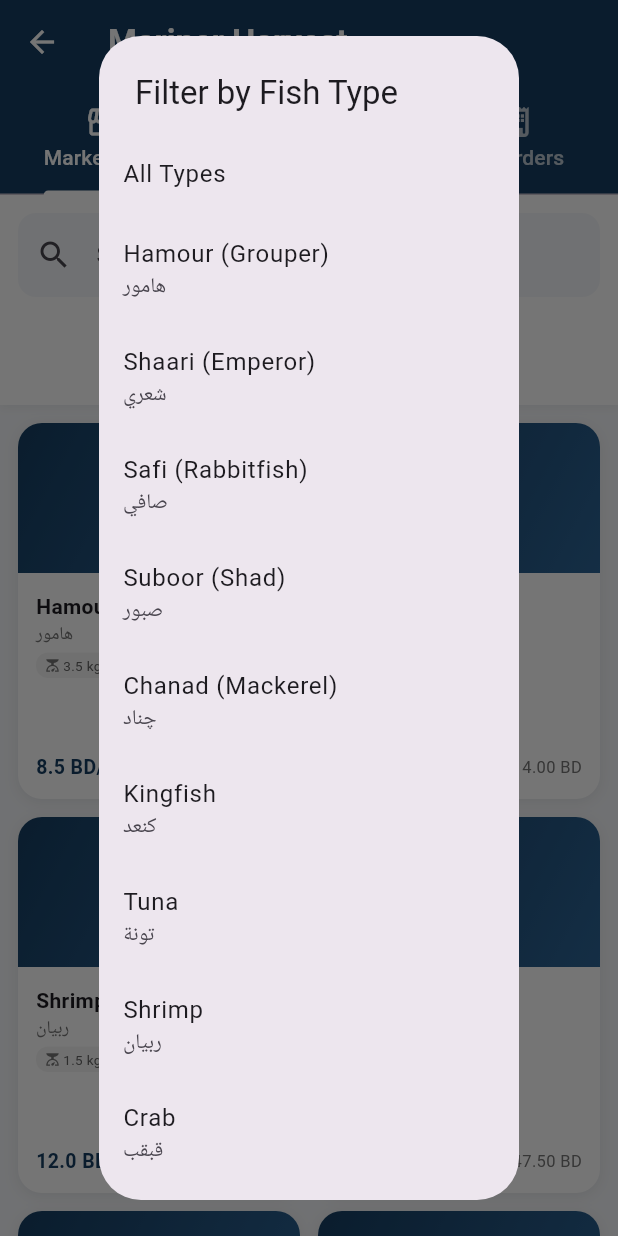
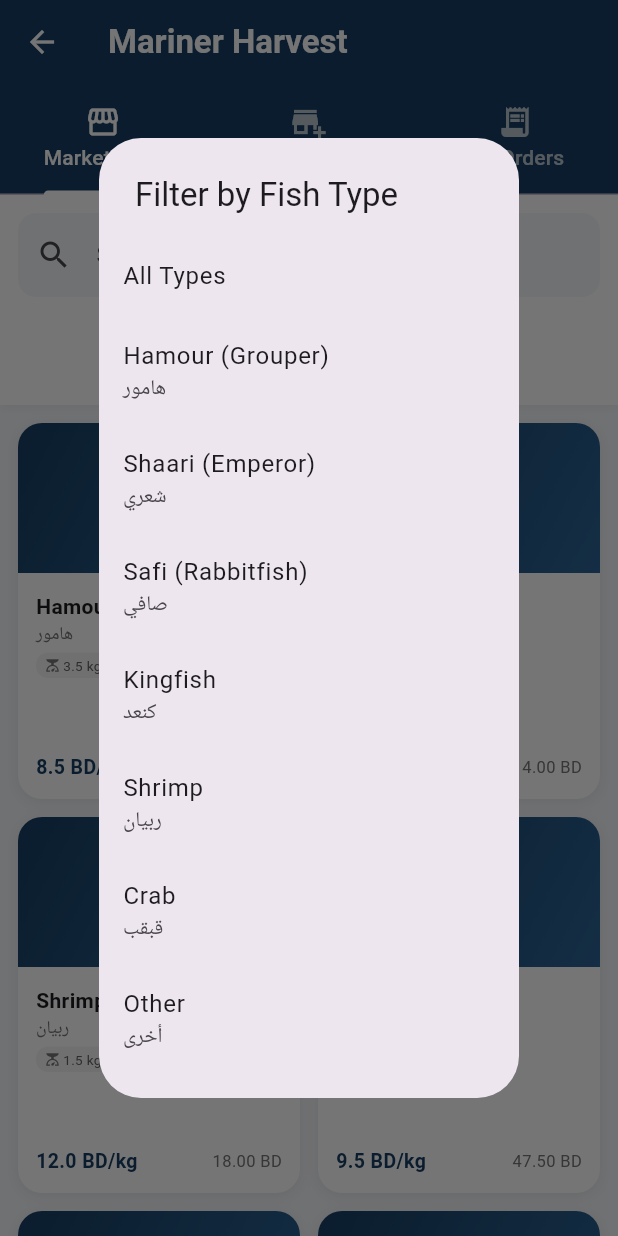
Before and after one commit to Baraah7/AquaNav, a Flutter app: the MarinerHarvestPage screen opened directly, after a tap on "Type", on a phone screen of 412 x 824 dp. Run offline on Flutter 3.47's test engine with Material 3 defaults, Android fonts, the phone set to English and light mode, and no system bars; our stand-ins replace cloud_firestore, firebase_auth, firebase_core, flutter_dotenv, flutter_map, flutter_riverpod and 4 more; accounts and stored records are empty.

```diff
--- /dev/null
+++ b/lib/models/marketplace/buyer_information.dart
@@ -0,0 +1,31 @@
+class BuyerInfo {
+  final String id;
+  final String name;
+  final String phone;
+  final String? location;
+
+  BuyerInfo({
+    required this.id,
+    required this.name,
+    required this.phone,
+    this.location,
+  });
+
+  factory BuyerInfo.fromJson(Map<String, dynamic> json) {
+    return BuyerInfo(
+      id: json['id'] as String,
+      name: json['name'] as String,
+      phone: json['phone'] as String,
+      location: json['location'] as String?,
+    );
+  }
+
+  Map<String, dynamic> toJson() {
+    return {
+      'id': id,
+      'name': name,
+      'phone': phone,
+      'location': location,
+    };
+  }
+}
--- a/lib/models/marketplace/fish_listing_model.dart
+++ b/lib/models/marketplace/fish_listing.dart
@@ -1,173 +1,17 @@
-enum FishType {
-  hamour,
-  shaari,
-  safi,
-  suboor,
-  chanad,
-  kingfish,
-  tuna,
-  shrimp,
-  crab,
-  lobster,
-  squid,
-  other;
 
-  String get displayName {
-    switch (this) {
-      case FishType.hamour:
-        return 'Hamour (Grouper)';
-      case FishType.shaari:
-        return 'Shaari (Emperor)';
-      case FishType.safi:
-        return 'Safi (Rabbitfish)';
-      case FishType.suboor:
-        return 'Suboor (Shad)';
-      case FishType.chanad:
-        return 'Chanad (Mackerel)';
-      case FishType.kingfish:
-        return 'Kingfish';
-      case FishType.tuna:
-        return 'Tuna';
-      case FishType.shrimp:
-        return 'Shrimp';
-      case FishType.crab:
-        return 'Crab';
-      case FishType.lobster:
-        return 'Lobster';
-      case FishType.squid:
-        return 'Squid';
-      case FishType.other:
-        return 'Other';
-    }
-  }
+import 'package:Bahaar/models/marketplace/listing_model.dart';
+import 'package:Bahaar/models/marketplace/seller_information.dart';
 
-  String get arabicName {
-    switch (this) {
-      case FishType.hamour:
-        return 'هامور';
-      case FishType.shaari:
-        return 'شعري';
-      case FishType.safi:
-        return 'صافي';
-      case FishType.suboor:
-        return 'صبور';
-      case FishType.chanad:
-        return 'چناد';
-      case FishType.kingfish:
-        return 'كنعد';
-      case FishType.tuna:
-        return 'تونة';
-      case FishType.shrimp:
-        return 'ربيان';
-      case FishType.crab:
-        return 'قبقب';
-      case FishType.lobster:
-        return 'استاكوزا';
-      case FishType.squid:
-        return 'حبار';
-      case FishType.other:
-        return 'أخرى';
-    }
-  }
-}
-
-enum FishCondition {
-  fresh,
-  frozen,
-  cleaned,
-  filleted;
-
-  String get displayName {
-    switch (this) {
-      case FishCondition.fresh:
-        return 'Fresh';
-      case FishCondition.frozen:
-        return 'Frozen';
-      case FishCondition.cleaned:
-        return 'Cleaned';
-      case FishCondition.filleted:
-        return 'Filleted';
-    }
-  }
-}
-
-enum PaymentMethod {
-  cash,
-  benefitPay;
-
-  String get displayName {
-    switch (this) {
-      case PaymentMethod.cash:
-        return 'Cash';
-      case PaymentMethod.benefitPay:
-        return 'Benefit Pay';
-    }
-  }
-}
-
-enum ListingStatus {
-  available,
-  reserved,
-  sold;
-
-  String get displayName {
-    switch (this) {
-      case ListingStatus.available:
-        return 'Available';
-      case ListingStatus.reserved:
-        return 'Reserved';
-      case ListingStatus.sold:
-        return 'Sold';
-    }
-  }
-}
-
-class SellerInfo {
-  final String id;
-  final String name;
-  final String phone;
-  final String? location;
-  final double rating;
-  final int totalSales;
-
-  SellerInfo({
-    required this.id,
-    required this.name,
-    required this.phone,
-    this.location,
-    this.rating = 0.0,
-    this.totalSales = 0,
-  });
-
-  factory SellerInfo.fromJson(Map<String, dynamic> json) {
-    return SellerInfo(
-      id: json['id'] as String,
-      name: json['name'] as String,
-      phone: json['phone'] as String,
-      location: json['location'] as String?,
-      rating: (json['rating'] as num?)?.toDouble() ?? 0.0,
-      totalSales: json['totalSales'] as int? ?? 0,
-    );
-  }
-
-  Map<String, dynamic> toJson() {
-    return {
-      'id': id,
-      'name': name,
-      'phone': phone,
-      'location': location,
-      'rating': rating,
-      'totalSales': totalSales,
-    };
-  }
-}
-
+// Represents a single fish listing in the marketplace
 class FishListing {
   final String id;
   final FishType fishType;
+  // Custom fish name (used only when fishType == FishType.other)
   final String? customFishName;
+  // In kilograms
   final double weight;
   final double pricePerKg;
+  // Condition of the fish (fresh, frozen, cleaned, filleted)
   final FishCondition condition;
   final List<PaymentMethod> acceptedPayments;
   final String? description;
@@ -197,15 +41,18 @@
     this.catchDate,
   });
 
+  // Returns the first image to be used as a thumbnail
   String? get primaryImageUrl => imageUrls.isNotEmpty ? imageUrls.first : null;
 
   double get totalPrice => weight * pricePerKg;
 
+  // Name shown in the UI - Uses custom name if fish type is "other"
   String get displayName =>
       fishType == FishType.other && customFishName != null
           ? customFishName!
           : fishType.displayName;
 
+  // Creates a FishListing object from JSON data
   factory FishListing.fromJson(Map<String, dynamic> json) {
     return FishListing(
       id: json['id'] as String,
@@ -245,6 +92,7 @@
     );
   }
 
+  // Converts the FishListing object to JSON
   Map<String, dynamic> toJson() {
     return {
       'id': id,
@@ -265,6 +113,7 @@
     };
   }
 
+  // Creates a new FishListing with updated values
   FishListing copyWith({
     String? id,
     FishType? fishType,
--- /dev/null
+++ b/lib/models/marketplace/listing_model.dart
@@ -0,0 +1,104 @@
+enum FishType {
+  // Fish types in the marketplace
+  hamour,
+  shaari,
+  safi,
+  kingfish,
+  shrimp,
+  crab,
+  other;
+
+  // English names displayed in UI
+  String get displayName {
+    switch (this) {
+      case FishType.hamour:
+        return 'Hamour (Grouper)';
+      case FishType.shaari:
+        return 'Shaari (Emperor)';
+      case FishType.safi:
+        return 'Safi (Rabbitfish)';
+      case FishType.kingfish:
+        return 'Kingfish';
+      case FishType.shrimp:
+        return 'Shrimp';
+      case FishType.crab:
+        return 'Crab';
+      case FishType.other:
+        return 'Other';
+    }
+  }
+
+  // Arabic names displayed in UI
+  String get arabicName {
+    switch (this) {
+      case FishType.hamour:
+        return 'هامور';
+      case FishType.shaari:
+        return 'شعري';
+      case FishType.safi:
+        return 'صافي';
+      case FishType.kingfish:
+        return 'كنعد';
+      case FishType.shrimp:
+        return 'ربيان';
+      case FishType.crab:
+        return 'قبقب';
+      case FishType.other:
+        return 'أخرى';
+    }
+  }
+}
+
+// Fish conditions for listings
+enum FishCondition {
+  fresh,
+  frozen,
+  cleaned,
+  filleted;
+
+  String get displayName {
+    switch (this) {
+      case FishCondition.fresh:
+        return 'Fresh';
+      case FishCondition.frozen:
+        return 'Frozen';
+      case FishCondition.cleaned:
+        return 'Cleaned';
+      case FishCondition.filleted:
+        return 'Filleted';
+    }
+  }
+}
+
+// Payment methods accepted by sellers
+enum PaymentMethod {
+  cash,
+  benefitPay;
+
+  String get displayName {
+    switch (this) {
+      case PaymentMethod.cash:
+        return 'Cash';
+      case PaymentMethod.benefitPay:
+        return 'Benefit Pay';
+    }
+  }
+}
+
+// Status of a fish listing
+enum ListingStatus {
+  available,
+  reserved,
+  sold;
+
+  String get displayName {
+    switch (this) {
+      case ListingStatus.available:
+        return 'Available';
+      case ListingStatus.reserved:
+        return 'Reserved';
+      case ListingStatus.sold:
+        return 'Sold';
+    }
+  }
+}
--- a/lib/models/marketplace/order_model.dart
+++ b/lib/models/marketplace/order_model.dart
@@ -1,5 +1,8 @@
-import 'fish_listing_model.dart';
+import 'listing_model.dart';
+import 'fish_listing.dart';
+import 'buyer_information.dart';
 
+// Represents the lifecycle status of an order
 enum OrderStatus {
   pending,
   accepted,
@@ -23,38 +26,7 @@
   }
 }
 
-class BuyerInfo {
-  final String id;
-  final String name;
-  final String phone;
-  final String? location;
-
-  BuyerInfo({
-    required this.id,
-    required this.name,
-    required this.phone,
-    this.location,
-  });
-
-  factory BuyerInfo.fromJson(Map<String, dynamic> json) {
-    return BuyerInfo(
-      id: json['id'] as String,
-      name: json['name'] as String,
-      phone: json['phone'] as String,
-      location: json['location'] as String?,
-    );
-  }
-
-  Map<String, dynamic> toJson() {
-    return {
-      'id': id,
-      'name': name,
-      'phone': phone,
-      'location': location,
-    };
-  }
-}
-
+// Represents a purchase order made by a buyer for a fish listing
 class Order {
   final String id;
   final FishListing listing;
@@ -82,6 +54,7 @@
 
   double get totalPrice => listing.totalPrice;
 
+  // Creates a new Order with modified fields
   Order copyWith({
     String? id,
     FishListing? listing,
@@ -108,6 +81,7 @@
     );
   }
 
+  // Creates an Order object from backend JSON data
   factory Order.fromJson(Map<String, dynamic> json) {
     return Order(
       id: json['id'] as String,
@@ -131,6 +105,7 @@
     );
   }
 
+  // Converts the Order object to JSON for API or database storage
   Map<String, dynamic> toJson() {
     return {
       'id': id,
--- /dev/null
+++ b/lib/models/marketplace/seller_information.dart
@@ -0,0 +1,41 @@
+class SellerInfo {
+  final String id;
+  final String name;
+  final String phone;
+  final String? location;
+  final double rating;
+  final int totalSales;
+
+  SellerInfo({
+    required this.id,
+    required this.name,
+    required this.phone,
+    this.location,
+    this.rating = 0.0,
+    this.totalSales = 0,
+  });
+
+  // Seller information from backend JSON
+  factory SellerInfo.fromJson(Map<String, dynamic> json) {
+    return SellerInfo(
+      id: json['id'] as String,
+      name: json['name'] as String,
+      phone: json['phone'] as String,
+      location: json['location'] as String?,
+      rating: (json['rating'] as num?)?.toDouble() ?? 0.0,
+      totalSales: json['totalSales'] as int? ?? 0,
+    );
+  }
+
+  // Convert Seller information to JSON for storage or API calls
+  Map<String, dynamic> toJson() {
+    return {
+      'id': id,
+      'name': name,
+      'phone': phone,
+      'location': location,
+      'rating': rating,
+      'totalSales': totalSales,
+    };
+  }
+}
--- a/lib/models/navigation/marina_model.dart
+++ b/lib/models/navigation/marina_model.dart
@@ -1,16 +1,22 @@
 import 'package:latlong2/latlong.dart';
 
-/// Represents a marina, harbor, slipway, or boat launch point
+// Represents a marina, harbor, slipway, or boat launch point
+// Used for mapping, navigation, and fishing access locations
 class Marina {
   final String id;
   final String name;
+  // Geographic location (latitude & longitude)
   final LatLng location;
   final MarinaType type;
+  // Access type (public, private, etc.)
   final MarinaAccessType accessType;
   final double? depth;
   final List<String> facilities;
+  // OpenStreetMap ID
   final String? osmId;
+  // Indicates whether the marina data has been validated internally
   final bool isValidated;
+  // Additional metadata from OpenStreetMap or GeoJSON
   final Map<String, dynamic>? metadata;
 
   const Marina({
@@ -26,7 +32,8 @@
     this.metadata,
   });
 
-  /// Create Marina from GeoJSON feature
+  // Create Marina from GeoJSON feature
+  // Expected format: Feature with geometry + properties
   factory Marina.fromJson(Map<String, dynamic> json) {
     final properties = json['properties'] as Map<String, dynamic>;
     final geometry = json['geometry'] as Map<String, dynamic>;
@@ -46,7 +53,7 @@
     );
   }
 
-  /// Create Marina from OpenStreetMap node data
+  // Create Marina from OpenStreetMap node data - Useful when importing directly from OSM APIs
   factory Marina.fromOsmNode(Map<String, dynamic> osmData) {
     final tags = osmData['tags'] as Map<String, dynamic>;
     final lat = osmData['lat'] as double;
@@ -66,8 +73,8 @@
     );
   }
 
-  /// Convert Marina to GeoJSON feature
-  Map<String, dynamic> toJson() {
+// Converts Marina to a GeoJSON feature - Useful for map rendering and data export
+Map<String, dynamic> toJson() {
     return {
       'type': 'Feature',
       'id': id,
@@ -88,7 +95,7 @@
     };
   }
 
-  /// Parse marina type from string
+  // Parse marina type from string
   static MarinaType _parseMarinaType(String typeString) {
     switch (typeString.toLowerCase()) {
       case 'marina':
@@ -108,7 +115,7 @@
     }
   }
 
-  /// Parse marina type from OSM tags
+  // Determines marina type using OpenStreetMap tags
   static MarinaType _parseMarinaTypeFromOsmTags(Map<String, dynamic> tags) {
     if (tags['leisure'] == 'marina') return MarinaType.marina;
     if (tags['leisure'] == 'slipway') return MarinaType.slipway;
@@ -118,7 +125,7 @@
     return MarinaType.marina;
   }
 
-  /// Parse access type from string
+  // Parses access type from OSM or GeoJSON values
   static MarinaAccessType _parseAccessType(String? accessString) {
     if (accessString == null) return MarinaAccessType.public;
 
@@ -138,12 +145,12 @@
     }
   }
 
-  /// Parse depth from OSM tags
+  // Parse depth from OSM tags
   static double? _parseDepth(Map<String, dynamic> tags) {
     final depthStr = tags['depth'] as String?;
     if (depthStr == null) return null;
 
-    // Try to parse depth (e.g., "3.5", "3.5 m")
+    // Supports formats like "3.5", "3.5 m"
     final match = RegExp(r'(\d+\.?\d*)').firstMatch(depthStr);
     if (match != null) {
       return double.tryParse(match.group(1)!);
@@ -152,7 +159,7 @@
     return null;
   }
 
-  /// Parse facilities from OSM tags
+  // Extracts known facilities from OSM tags
   static List<String> _parseFacilities(Map<String, dynamic> tags) {
     final facilities = <String>[];
 
@@ -180,6 +187,7 @@
     return 'Marina(id: $id, name: $name, type: ${type.displayName}, location: $location)';
   }
 
+  // Equality based on marina ID
   @override
   bool operator ==(Object other) {
     if (identical(this, other)) return true;
@@ -190,7 +198,7 @@
   int get hashCode => id.hashCode;
 }
 
-/// Types of marina/launch facilities
+// Types of marina/launch facilities
 enum MarinaType {
   marina('marina', 'Marina'),
   harbor('harbor', 'Harbor'),
@@ -198,20 +206,24 @@
   boatRamp('boat_ramp', 'Boat Ramp'),
   port('port', 'Port');
 
+  // Raw value used in JSON / OSM
   final String value;
+  // Human-readable name for UI
   final String displayName;
 
   const MarinaType(this.value, this.displayName);
 }
 
-/// Access types for marinas
+// Access types for marinas
 enum MarinaAccessType {
   public('public', 'Public'),
   private('private', 'Private'),
   customers('customers', 'Customers Only'),
   permissive('permissive', 'Permissive');
 
+  // Raw value used in JSON / OSM
   final String value;
+  // Human-readable name for UI
   final String displayName;
 
   const MarinaAccessType(this.value, this.displayName);
--- a/lib/models/registration/quest.dart
+++ /dev/null
@@ -1,3 +0,0 @@
-class Quest {
-
-}
--- a/lib/screens/mariner_harvest.dart
+++ b/lib/screens/mariner_harvest.dart
@@ -1,7 +1,10 @@
 import 'dart:io';
+import 'package:Bahaar/models/marketplace/buyer_information.dart';
+import 'package:Bahaar/models/marketplace/seller_information.dart';
 import 'package:flutter/material.dart';
 import 'package:image_picker/image_picker.dart';
-import '../models/marketplace/fish_listing_model.dart';
+import '../models/marketplace/listing_model.dart';
+import '../models/marketplace/fish_listing.dart';
 import '../models/marketplace/order_model.dart';
 import '../services/fish_marketplace_service.dart';
 import '../l10n/app_localizations.dart';
@@ -429,10 +432,7 @@
       case FishType.shrimp:
         return Icons.set_meal;
       case FishType.crab:
-      case FishType.lobster:
         return Icons.pest_control;
-      case FishType.squid:
-        return Icons.water;
       default:
         return Icons.phishing;
     }
--- a/lib/services/fish_marketplace_service.dart
+++ b/lib/services/fish_marketplace_service.dart
@@ -1,5 +1,8 @@
+import 'package:Bahaar/models/marketplace/buyer_information.dart';
+import 'package:Bahaar/models/marketplace/fish_listing.dart';
+import 'package:Bahaar/models/marketplace/seller_information.dart';
 import 'package:flutter/foundation.dart';
-import '../models/marketplace/fish_listing_model.dart';
+import '../models/marketplace/listing_model.dart';
 import '../models/marketplace/order_model.dart';
 
 class FishMarketplaceService extends ChangeNotifier {
```
Also changed, not shown: lib/models/navigation/navigation_session_model.dart (+20 -14 lines), lib/models/navigation/route_model.dart (+22 -18 lines), lib/models/navigation/waypoint_model.dart (+9 -6 lines), 1 other file.
